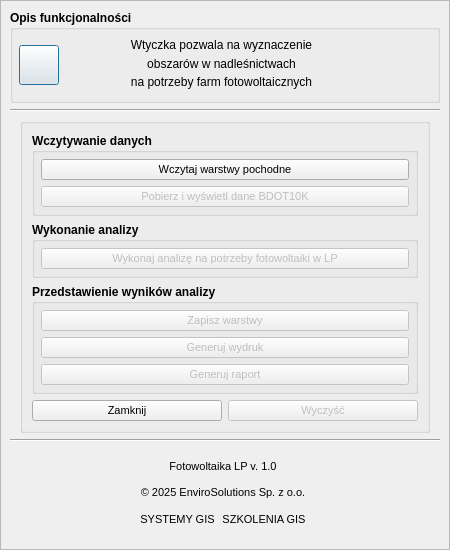
envirosolutionspl/pv_las, file photovoltaics_LP_dialog_base.ui: the form before one commit.
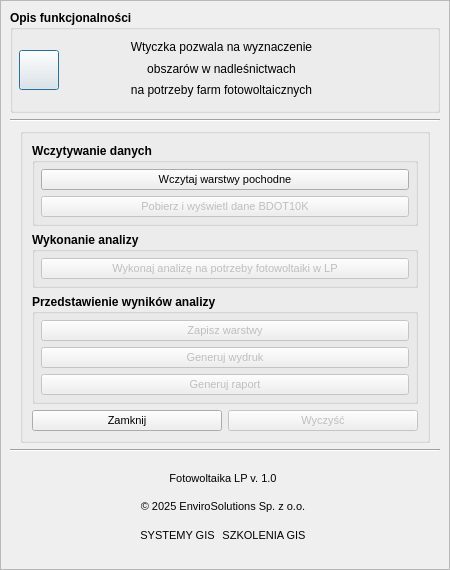
The form after the commit. Icons and pictures are not drawn.

The edit to the form file:
```diff
--- a/photovoltaics_LP_dialog_base.ui
+++ b/photovoltaics_LP_dialog_base.ui
@@ -10,7 +10,7 @@
     <x>0</x>
     <y>0</y>
     <width>450</width>
-    <height>550</height>
+    <height>570</height>
    </rect>
   </property>
   <property name="windowTitle">
```
